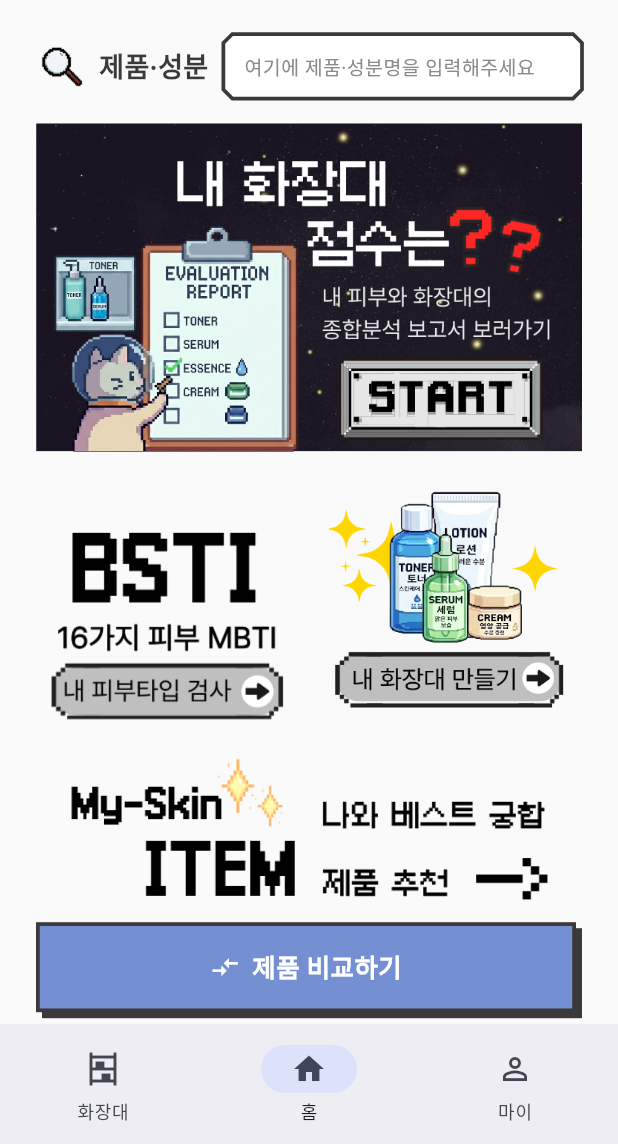
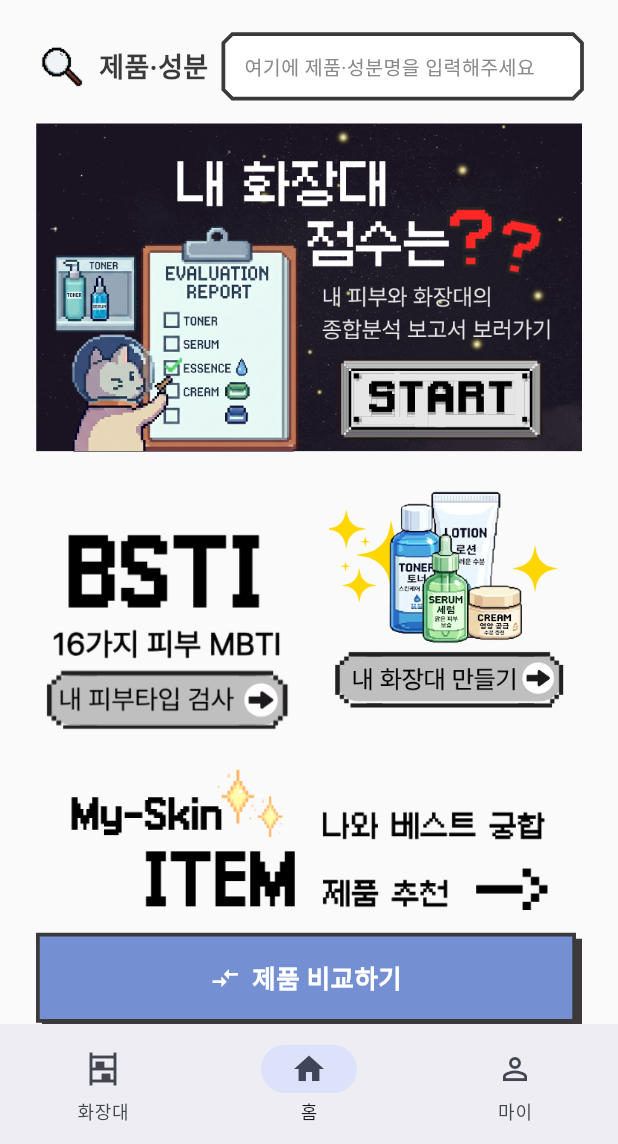
Before and after one commit to cosmos-incicrew/cosmos_client, a Flutter app: the HomeScreen screen opened by its route, on a phone screen of 412 x 824 dp, the part 92-1236 px from its top. Run offline on Flutter 3.47's test engine with Material 3 defaults, Android fonts, the phone set to English and light mode, and no system bars; our stand-ins replace dio, flutter_riverpod, flutter_secure_storage, go_router, google_sign_in, hive_flutter and 1 more; accounts and stored records are empty; Roboto replaces fonts that are missing (Galmuri9, Pretendard).

Commit message:
feat(home): 배너 호버를 이미지 두 장 교체 방식으로 + BSTI 크기 보정
- 화장대 점수 배너: hoverAsset 지원 — 호버 시 이미지 교체
  (START 버튼만 커진 버전을 디자이너가 넣는 방식).
  두 장을 겹쳐두고 투명도만 바꿔 첫 호버 깜빡임이 없다.
  hover 파일이 아직 없으면 조용히 기본 이미지 유지.
  파일 자리: assets/images/home/shelf_score_banner_hover.png
- hoverAsset 이 있으면 스케일 효과는 끈다 (이미지가 반응을 담당).
- BSTI 버튼 widthFactor 1.04 — 내부 여백이 많아 작아 보이던 것을
  화장대(0.92)와 맞춤.

Co-Authored-By: Claude Fable 5 <noreply@anthropic.com>

```diff
--- a/lib/app/theme/app_assets.dart
+++ b/lib/app/theme/app_assets.dart
@@ -33,6 +33,12 @@ class AppAssets {
 
   /// "내 화장대 점수는??" 배너 (타이틀·설명·START·고양이 포함).
   static const String homeShelfScoreBanner = '$_home/shelf_score_banner.png';
+
+  /// 화장대 점수 배너의 **호버 버전** — START 버튼만 커진 이미지.
+  /// 같은 크기(px)로 이 경로에 넣으면 마우스 올릴 때 교체된다.
+  /// 파일이 없으면 그냥 기본 이미지가 유지된다 (에러 아님).
+  static const String homeShelfScoreBannerHover =
+      '$_home/shelf_score_banner_hover.png';
 
   /// BSTI — "16가지 피부 MBTI / 내 피부타입 검사".
   static const String homeBsti = '$_home/bsti.png';
--- a/lib/features/home/presentation/screens/home_screen.dart
+++ b/lib/features/home/presentation/screens/home_screen.dart
@@ -103,6 +103,8 @@ class HomeScreen extends StatelessWidget {
     // (BSTI 검사 전이면 보고서가 "검사 먼저" 안내를 띄운다)
     return _ImageButton(
       asset: AppAssets.homeShelfScoreBanner,
+      // START 버튼만 커진 버전 — 이미지가 들어오면 자동으로 교체된다.
+      hoverAsset: AppAssets.homeShelfScoreBannerHover,
       label: '내 화장대 점수는??',
       onTap: () => context.push('/report'),
     );
@@ -122,6 +124,10 @@ class HomeScreen extends StatelessWidget {
               child: _ImageButton(
                 asset: AppAssets.homeBsti,
                 label: 'BSTI 피부타입 검사',
+                // BSTI PNG 는 내부 여백이 많아 같은 폭에서 작아 보인다 —
+                // 살짝 키워 화장대(0.92)와 크기를 맞춘다. (1.04 는 12px 간격
+                // 안에서 흡수되는 수준이라 옆 버튼을 침범하지 않는다)
+                widthFactor: 1.04,
                 onTap: () => context.push('/bsti'),
               ),
             ),
@@ -163,6 +169,7 @@ class _ImageButton extends StatefulWidget {
     required this.label,
     required this.onTap,
     this.widthFactor = 1.0,
+    this.hoverAsset,
   });
 
   final String asset;
@@ -175,6 +182,11 @@ class _ImageButton extends StatefulWidget {
   /// 버튼끼리 크기를 맞출 때 쓴다.
   final double widthFactor;
 
+  /// 호버 시 교체할 이미지 (예: START 버튼만 커진 버전).
+  /// 주어지면 스케일 효과 대신 **이미지 두 장 교체**로 반응한다.
+  /// 파일이 아직 없으면 기본 이미지가 유지된다.
+  final String? hoverAsset;
+
   @override
   State<_ImageButton> createState() => _ImageButtonState();
 }
@@ -185,9 +197,11 @@ class _ImageButtonState extends State<_ImageButton> {
 
   @override
   Widget build(BuildContext context) {
-    // 호버(웹/데스크톱)에선 살짝 커지고, 누르는 순간엔 살짝 눌린다.
-    // 이미지 자체를 못 바꾸는 대신 스케일로 반응을 준다.
-    final scale = _pressed ? 0.96 : (_hovered ? 1.04 : 1.0);
+    // 호버 반응: 호버 이미지가 있으면 두 장 교체, 없으면 스케일.
+    // 프레스(누름)는 공통으로 살짝 눌린다.
+    final hasHoverImage = widget.hoverAsset != null;
+    final scale =
+        _pressed ? 0.96 : (_hovered && !hasHoverImage ? 1.04 : 1.0);
 
     return Semantics(
       button: true,
@@ -208,13 +222,20 @@ class _ImageButtonState extends State<_ImageButton> {
             curve: Curves.easeOut,
             child: FractionallySizedBox(
               widthFactor: widget.widthFactor,
+              // 두 장을 겹쳐두고 투명도만 바꾼다 — 첫 호버에 로딩 깜빡임이 없다.
+              child: Stack(
+                alignment: Alignment.center,
+                children: [
+                  Opacity(
+                    opacity: hasHoverImage && _hovered ? 0.0 : 1.0,
                     child: Image.asset(
                       widget.asset,
                       fit: BoxFit.contain,
                       errorBuilder: (_, __, ___) => Container(
                         height: 100,
                         decoration: BoxDecoration(
-                    color: AppColors.primaryLight.withValues(alpha: 0.4),
+                          color:
+                              AppColors.primaryLight.withValues(alpha: 0.4),
                           borderRadius: BorderRadius.circular(16),
                         ),
                         alignment: Alignment.center,
@@ -225,6 +246,22 @@ class _ImageButtonState extends State<_ImageButton> {
                       ),
                     ),
                   ),
+                  if (hasHoverImage)
+                    Positioned.fill(
+                      child: Opacity(
+                        opacity: _hovered ? 1.0 : 0.0,
+                        child: Image.asset(
+                          widget.hoverAsset!,
+                          fit: BoxFit.contain,
+                          // 호버 이미지가 아직 없으면 조용히 기본 유지.
+                          errorBuilder: (_, __, ___) =>
+                              const SizedBox.shrink(),
+                        ),
+                      ),
+                    ),
+                ],
+              ),
+            ),
           ),
         ),
       ),
```
Lines whose indentation alone changed are shown as unchanged.
